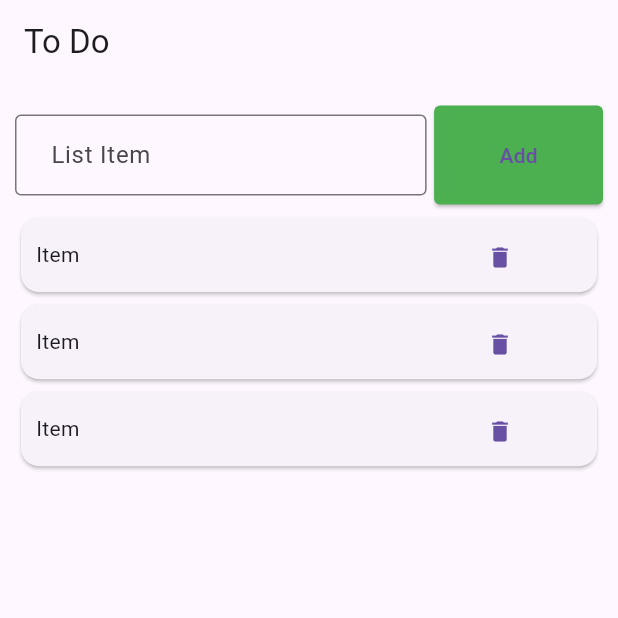
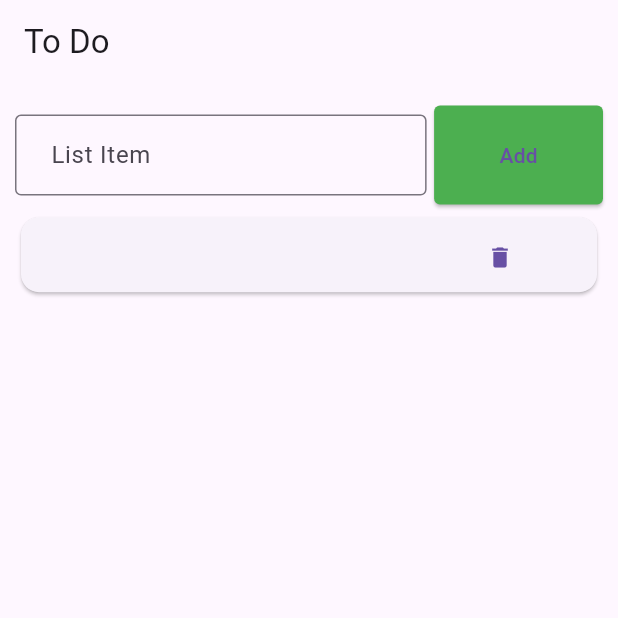
Before and after one commit to RajibHasan-MTE/1st_android_app_develop, a Flutter app: the screen it shows after launch, after a tap on "Add", on a phone screen of 412 x 824 dp, the top half of it. Run offline on Flutter 3.47's test engine with Material 3 defaults, Android fonts, the phone set to English and light mode, and no system bars.

Commit message:
successful: item added onChanged

```diff
--- a/lib/ToDoPage.dart
+++ b/lib/ToDoPage.dart
@@ -14,7 +14,19 @@ class ToDoPage extends StatefulWidget{
 
 class ToDoPageView extends State<ToDoPage>{
 
-  List ToDoList = [{"1" : "1"}, {"2" : "2"}, {"3" : "3"}];
+  List ToDoList = [];
+  String item = "";
+  MyInputOnChange(content){
+
+    setState(() {
+      item = content;
+    });
+  }
+  AddItem(){
+    setState((){
+      ToDoList.add({"item": item});
+    });
+  }
 
   @override
   Widget build(BuildContext context) {
@@ -28,8 +40,8 @@ class ToDoPageView extends State<ToDoPage>{
               flex: 10,
               child: Row(
                 children: [
-                  Expanded(flex: 70,child: TextFormField(decoration: AppInputDecoration("List Item"))),
-                  Expanded(flex: 30, child: Padding(padding: EdgeInsets.only(left: 5), child: ElevatedButton(onPressed: (){}, child: Text('Add'), style: AppButtonStyle()),)),
+                  Expanded(flex: 70,child: TextFormField(onChanged: (content){MyInputOnChange(content);},decoration: AppInputDecoration("List Item"))),
+                  Expanded(flex: 30, child: Padding(padding: EdgeInsets.only(left: 5), child: ElevatedButton(onPressed: (){AddItem();}, child: Text('Add'), style: AppButtonStyle()),)),
                 ],
               )
             ),
@@ -42,7 +54,7 @@ class ToDoPageView extends State<ToDoPage>{
                         child: SizeBox50(
                           Row(
                             children: [
-                              Expanded(flex: 70,child: Text("Item")),
+                              Expanded(flex: 70,child: Text(ToDoList[index]["item"])),
                               Expanded(flex: 30, child: TextButton(onPressed: (){}, child: Icon(Icons.delete))),
                             ],
                           )
```
